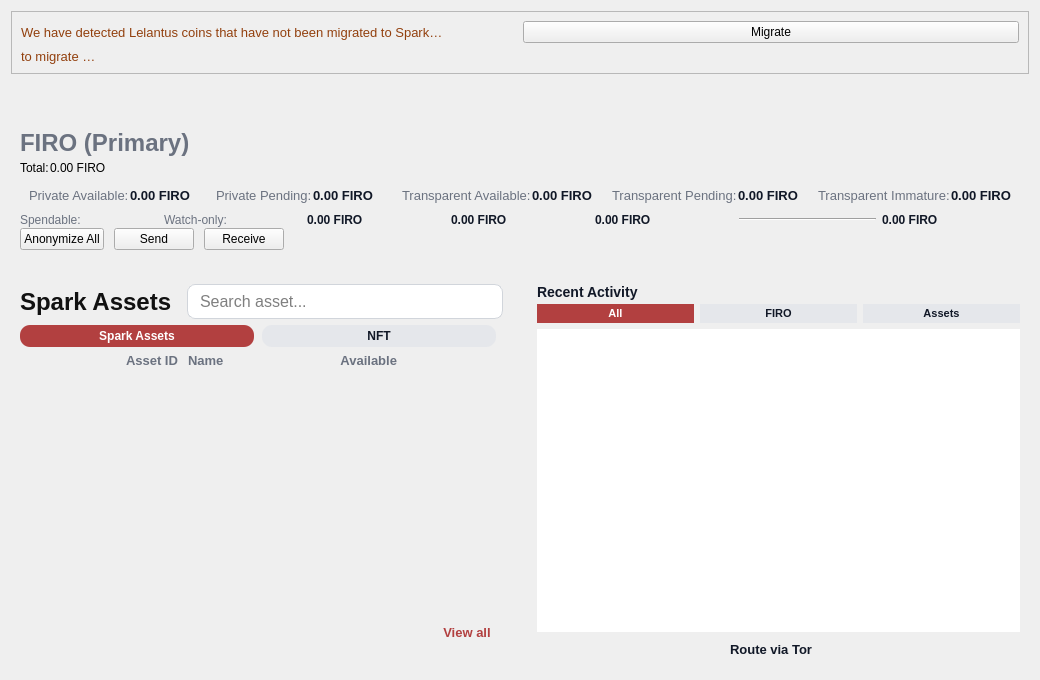
firoorg/firo, file src/qt/forms/overviewpage.ui: the form before one commit.
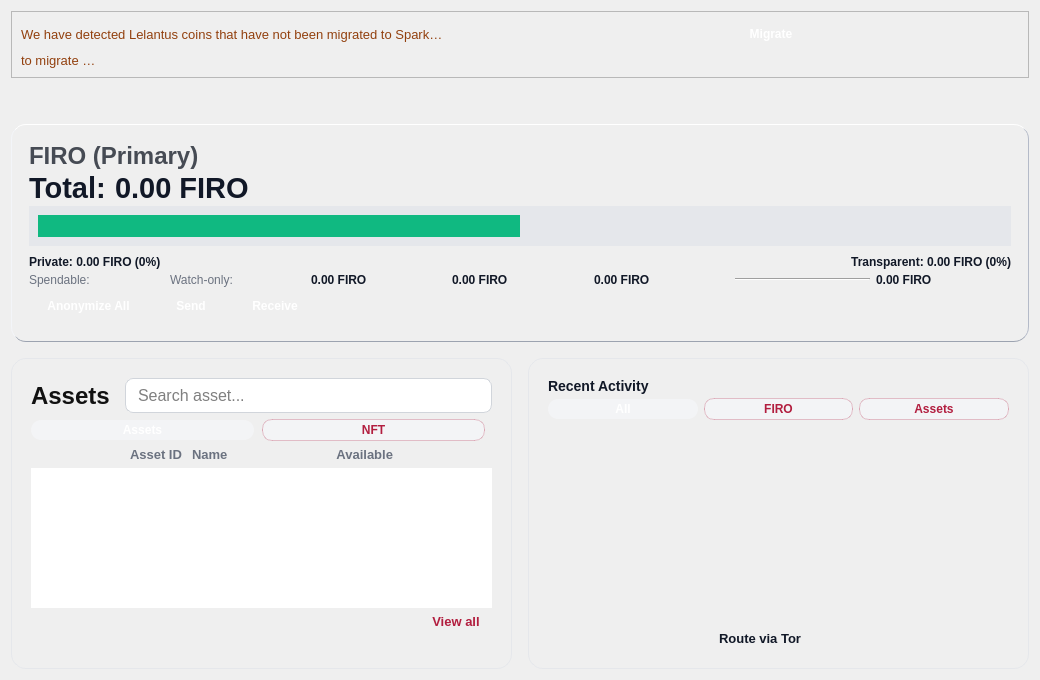
The form after the commit.

Commit message: UI modernisation and assets interface

Patch:
```diff
--- a/src/qt/forms/overviewpage.ui
+++ b/src/qt/forms/overviewpage.ui
@@ -36,6 +36,35 @@
         <item>
          <widget class="QPushButton" name="migrateButton">
           <property name="text"><string>Migrate</string></property>
+          <property name="cursor">
+           <cursorShape>PointingHandCursor</cursorShape>
+          </property>
+          <property name="styleSheet">
+           <string notr="true">QPushButton {
+    color: #FFFFFF;
+    font-weight: 600;
+    border: none;
+    border-radius: 12px;
+    padding: 6px 18px;
+    background: qlineargradient(x1:0, y1:0, x2:0, y2:1,
+                                stop:0 #C62839,
+                                stop:1 #7A1736);
+}
+QPushButton:hover {
+    background: qlineargradient(x1:0, y1:0, x2:0, y2:1,
+                                stop:0 #D23245,
+                                stop:1 #7A1736);
+}
+QPushButton:pressed {
+    background: qlineargradient(x1:0, y1:0, x2:0, y2:1,
+                                stop:0 #9F1E34,
+                                stop:1 #6A132E);
+}
+QPushButton:disabled {
+    background: #F3F4F6;
+    color: #9CA3AF;
+}</string>
+          </property>
          </widget>
         </item>
        </layout>
@@ -64,6 +93,22 @@
      <property name="verticalSpacing"><number>16</number></property>
      <item row="0" column="0" colspan="2">
       <widget class="QFrame" name="balancesCard">
+       <property name="styleSheet">
+          <string notr="true">
+            QFrame#balancesCard {
+              background: qlineargradient(x1:0, y1:0, x2:0, y2:1,
+                stop:0 #FBFCFE,
+                stop:0.35 #FFFFFF,
+                stop:1 #EEF1F6);
+              border-radius: 15px;
+              border-top: 1px solid #FFFFFF;
+              border-left: 1px solid #F3F5F9;
+              border-right: 1px solid #B4BAC8;
+              border-bottom: 1px solid #9CA3B0;
+              padding: 8px;
+            }
+          </string>
+       </property>
        <layout class="QVBoxLayout" name="balancesCardLayout">
         <property name="spacing"><number>1</number></property>
         <item>
@@ -74,7 +119,7 @@
               <string notr="true">
                 QLabel {
                     background: transparent;
-                    color: #6B7280;
+                    color: rgb(70, 75, 84);
                     font-size: 18pt;
                     font-weight: 700;
                 }
@@ -86,14 +131,20 @@
          <layout class="QHBoxLayout" name="totalLayout">
           <item>
            <widget class="QLabel" name="labelTotalText">
-            <property name="text"><string>Total:</string></property>
+            <property name="text"><string>Total: </string></property>
             <property name="alignment"><set>Qt::AlignLeft|Qt::AlignVCenter</set></property>
+            <property name="styleSheet">
+             <string notr="true">QLabel { font-size: 22pt; font-weight: 700; color: #111827; }</string>
+            </property>
            </widget>
           </item>
           <item>
            <widget class="QLabel" name="labelTotal">
             <property name="text"><string>0.00 FIRO</string></property>
             <property name="alignment"><set>Qt::AlignLeft|Qt::AlignVCenter</set></property>
+            <property name="styleSheet">
+             <string notr="true">QLabel { font-size: 22pt; font-weight: 700; color: #111827; }</string>
+            </property>
            </widget>
           </item>
           <item>
@@ -105,104 +156,74 @@
          </layout>
         </item>
         <item>
-        <layout class="QHBoxLayout" name="miniBalancesRow">
-          <property name="spacing"><number>2</number></property>
+         <layout class="QVBoxLayout" name="privateTransparentBarLayout">
+          <property name="spacing"><number>6</number></property>
           <item>
-          <widget class="QFrame" name="framePrivateAvailable">
-            <layout class="QHBoxLayout" name="layoutPrivateAvailable">
-            <property name="spacing"><number>1</number></property>
-            <item>
-              <widget class="QLabel" name="labelPrivateAvailableTitle">
-              <property name="text"><string>Private Available:</string></property>
-              <property name="styleSheet"><string>color:#6B7280; font-size:13px;</string></property>
+           <widget class="QFrame" name="privateTransparentBarFrame">
+            <property name="frameShape"><enum>QFrame::NoFrame</enum></property>
+            <property name="styleSheet">
+             <string notr="true">
+              QFrame#privateTransparentBarFrame { background-color: #E5E7EB; border-radius: 999px; min-height: 22px; }
+              QFrame#privateBarSegment { 
+                background: qlineargradient(x1: 0, y1: 0, x2: 1, y2: 0,
+                                             stop:0 #057A2F,
+                                             stop:1 #34D399);
+                background-color: #10B981;
+                border-radius: 999px; min-height: 22px; 
+              }
+              QFrame#transparentBarSegment { background-color: transparent; border-radius: 999px; min-height: 22px; }
+             </string>
+            </property>
+            <layout class="QHBoxLayout" name="privateTransparentBarSegmentsLayout">
+             <property name="spacing"><number>0</number></property>
+             <item>
+              <widget class="QFrame" name="privateBarSegment">
+               <property name="frameShape"><enum>QFrame::NoFrame</enum></property>
               </widget>
-            </item>
-            <item>
-              <widget class="QLabel" name="labelPrivateAvailableText">
-              <property name="text"><string>0.00 FIRO</string></property>
-              <property name="styleSheet"><string>color:#111827; font-weight:600; font-size:13px;</string></property>
+             </item>
+             <item>
+              <widget class="QFrame" name="transparentBarSegment">
+               <property name="frameShape"><enum>QFrame::NoFrame</enum></property>
               </widget>
-            </item>
+             </item>
             </layout>
-          </widget>
+           </widget>
           </item>
+        <item>
+         <layout class="QHBoxLayout" name="privateTransparentSplitRow">
+          <property name="spacing"><number>0</number></property>
+          <property name="leftMargin"><number>0</number></property>
+          <property name="topMargin"><number>0</number></property>
+          <property name="rightMargin"><number>0</number></property>
+          <property name="bottomMargin"><number>0</number></property>
           <item>
-          <widget class="QFrame" name="framePrivatePending">
-            <layout class="QHBoxLayout" name="layoutPrivatePending">
-            <property name="spacing"><number>1</number></property>
-            <item>
-              <widget class="QLabel" name="labelPrivatePendingTitle">
-              <property name="text"><string>Private Pending:</string></property>
-              <property name="styleSheet"><string>color:#6B7280; font-size:13px;</string></property>
-              </widget>
-            </item>
-            <item>
-              <widget class="QLabel" name="labelPrivatePendingText">
-              <property name="text"><string>0.00 FIRO</string></property>
-              <property name="styleSheet"><string>color:#111827; font-weight:600; font-size:13px;</string></property>
-              </widget>
-            </item>
-            </layout>
-          </widget>
+           <widget class="QLabel" name="labelPrivateSplit">
+            <property name="text"><string>Private: 0.00 FIRO (0%)</string></property>
+            <property name="alignment"><set>Qt::AlignLeft|Qt::AlignVCenter</set></property>
+            <property name="styleSheet">
+             <string notr="true">QLabel { background: transparent; border: none; color: #111827; font-weight: 700; font-size: 12px; }</string>
+            </property>
+           </widget>
           </item>
           <item>
-          <widget class="QFrame" name="frameTransparentAvailable">
-            <layout class="QHBoxLayout" name="layoutTransparentAvailable">
-            <property name="spacing"><number>1</number></property>
-            <item>
-              <widget class="QLabel" name="labelTransparentAvailableTitle">
-              <property name="text"><string>Transparent Available:</string></property>
-              <property name="styleSheet"><string>color:#6B7280; font-size:13px;</string></property>
-              </widget>
-            </item>
-            <item>
-              <widget class="QLabel" name="labelTransparentAvailableText">
-              <property name="text"><string>0.00 FIRO</string></property>
-              <property name="styleSheet"><string>color:#111827; font-weight:600; font-size:13px;</string></property>
-              </widget>
-            </item>
-            </layout>
-          </widget>
+           <spacer name="privateTransparentSplitSpacer">
+            <property name="orientation"><enum>Qt::Horizontal</enum></property>
+            <property name="sizeHint"><size><width>10</width><height>20</height></size></property>
+           </spacer>
           </item>
           <item>
-          <widget class="QFrame" name="frameTransparentPending">
-            <layout class="QHBoxLayout" name="layoutTransparentPending">
-            <property name="spacing"><number>1</number></property>
-            <item>
-              <widget class="QLabel" name="labelTransparentPendingTitle">
-              <property name="text"><string>Transparent Pending:</string></property>
-              <property name="styleSheet"><string>color:#6B7280; font-size:13px;</string></property>
-              </widget>
-            </item>
-            <item>
-              <widget class="QLabel" name="labelTransparentPendingText">
-              <property name="text"><string>0.00 FIRO</string></property>
-              <property name="styleSheet"><string>color:#111827; font-weight:600; font-size:13px;</string></property>
-              </widget>
-            </item>
-            </layout>
-          </widget>
+           <widget class="QLabel" name="labelTransparentSplit">
+            <property name="text"><string>Transparent: 0.00 FIRO (0%)</string></property>
+            <property name="alignment"><set>Qt::AlignRight|Qt::AlignVCenter</set></property>
+            <property name="autoFillBackground">
+             <bool>false</bool>
+            </property>
+            <property name="styleSheet"><string notr="true">QLabel#labelTransparentSplit { background: transparent; border: none; padding: 0; margin: 0; color: #111827; font-weight: 600; font-size: 12px; }</string></property>
+           </widget>
           </item>
-          <item>
-          <widget class="QFrame" name="frameTransparentImmature">
-            <layout class="QHBoxLayout" name="layoutTransparentImmature">
-            <property name="spacing"><number>1</number></property>
-            <item>
-              <widget class="QLabel" name="labelTransparentImmatureTitle">
-              <property name="text"><string>Transparent Immature:</string></property>
-              <property name="styleSheet"><string>color:#6B7280; font-size:13px;</string></property>
-              </widget>
-            </item>
-            <item>
-              <widget class="QLabel" name="labelTransparentImmatureText">
-              <property name="text"><string>0.00 FIRO</string></property>
-              <property name="styleSheet"><string>color:#111827; font-weight:600; font-size:13px;</string></property>
-              </widget>
-            </item>
-            </layout>
-          </widget>
-          </item>
-        </layout>
+         </layout>
+        </item>
+         </layout>
         </item>
         <item>
           <layout class="QHBoxLayout" name="watchOnlyRow">
@@ -256,18 +277,114 @@
           <item>
            <widget class="QPushButton" name="anonymizeButton">
             <property name="text"><string>Anonymize All</string></property>
+            <property name="cursor">
+             <cursorShape>PointingHandCursor</cursorShape>
+            </property>
+            <property name="minimumSize">
+             <size><width>0</width><height>36</height></size>
+            </property>
+            <property name="styleSheet">
+             <string notr="true">QPushButton {
+    color: #FFFFFF;
+    font-weight: 600;
+    border: none;
+    border-radius: 12px;
+    padding: 6px 18px;
+    background: qlineargradient(x1:0, y1:0, x2:0, y2:1,
+                                stop:0 #C62839,
+                                stop:1 #7A1736);
+}
+QPushButton:hover {
+    background: qlineargradient(x1:0, y1:0, x2:0, y2:1,
+                                stop:0 #D23245,
+                                stop:1 #7A1736);
+}
+QPushButton:pressed {
+    background: qlineargradient(x1:0, y1:0, x2:0, y2:1,
+                                stop:0 #9F1E34,
+                                stop:1 #6A132E);
+}
+QPushButton:disabled {
+    background: #F3F4F6;
+    color: #9CA3AF;
+}</string>
+            </property>
            </widget>
           </item>
           <item>
            <widget class="QPushButton" name="sendButton">
             <property name="objectName"><string>secondaryButton</string></property>
             <property name="text"><string>Send</string></property>
+            <property name="cursor">
+             <cursorShape>PointingHandCursor</cursorShape>
+            </property>
+            <property name="minimumSize">
+             <size><width>0</width><height>36</height></size>
+            </property>
+            <property name="styleSheet">
+             <string notr="true">QPushButton {
+    color: #FFFFFF;
+    font-weight: 600;
+    border: none;
+    border-radius: 12px;
+    padding: 6px 18px;
+    background: qlineargradient(x1:0, y1:0, x2:0, y2:1,
+                                stop:0 #C62839,
+                                stop:1 #7A1736);
+}
+QPushButton:hover {
+    background: qlineargradient(x1:0, y1:0, x2:0, y2:1,
+                                stop:0 #D23245,
+                                stop:1 #7A1736);
+}
+QPushButton:pressed {
+    background: qlineargradient(x1:0, y1:0, x2:0, y2:1,
+                                stop:0 #9F1E34,
+                                stop:1 #6A132E);
+}
+QPushButton:disabled {
+    background: #F3F4F6;
+    color: #9CA3AF;
+}</string>
+            </property>
            </widget>
           </item>
           <item>
            <widget class="QPushButton" name="receiveButton">
             <property name="objectName"><string>secondaryButton</string></property>
             <property name="text"><string>Receive</string></property>
+            <property name="cursor">
+             <cursorShape>PointingHandCursor</cursorShape>
+            </property>
+            <property name="minimumSize">
+             <size><width>0</width><height>36</height></size>
+            </property>
+            <property name="styleSheet">
+             <string notr="true">QPushButton {
+    color: #FFFFFF;
+    font-weight: 600;
+    border: none;
+    border-radius: 12px;
+    padding: 6px 18px;
+    background: qlineargradient(x1:0, y1:0, x2:0, y2:1,
+                                stop:0 #C62839,
+                                stop:1 #7A1736);
+}
+QPushButton:hover {
+    background: qlineargradient(x1:0, y1:0, x2:0, y2:1,
+                                stop:0 #D23245,
+                                stop:1 #7A1736);
+}
+QPushButton:pressed {
+    background: qlineargradient(x1:0, y1:0, x2:0, y2:1,
+                                stop:0 #9F1E34,
+                                stop:1 #6A132E);
+}
+QPushButton:disabled {
+    background: #F3F4F6;
+    color: #9CA3AF;
+}</string>
+            </property>
            </widget>
           </item>
           <item>
@@ -283,13 +400,26 @@
      </item>
      <item row="1" column="0">
       <widget class="QFrame" name="sparkCard">
+       <property name="maximumSize">
+        <size><width>16777215</width><height>510</height></size>
+       </property>
+       <property name="styleSheet">
+        <string notr="true">QFrame#sparkCard {
+    background: qlineargradient(x1:0, y1:0, x2:0, y2:1,
+                                stop:0 #FFFFFF,
+                                stop:1 #F3F4F6);
+    border-radius: 15px;
+    border: 1px solid #E5E7EB;
+    padding: 10px;
+}</string>
+       </property>
        <layout class="QVBoxLayout" name="sparkCardLayout">
         <item>
           <layout class="QHBoxLayout" name="sparkHeaderRow">
           <property name="spacing"><number>8</number></property>
           <item>
             <widget class="QLabel" name="labelSparkAssets">
-          <property name="text"><string>Spark Assets</string></property>
+          <property name="text"><string>Assets</string></property>
           <property name="styleSheet">
             <string notr="true">
             QLabel#labelSparkAssets {
@@ -336,26 +466,35 @@
               <widget class="QPushButton" name="btnTabSpark">
                 <property name="checkable"><bool>true</bool></property>
                 <property name="checked"><bool>true</bool></property>
-                <property name="text"><string>Spark Assets</string></property>
+                <property name="text"><string>Assets</string></property>
+                <property name="cursor">
+                 <cursorShape>PointingHandCursor</cursorShape>
+                </property>
                 <property name="styleSheet">
-                  <string notr="true">
-                    QPushButton {
-                      background-color: #B24040;
-                      color: #FFFFFF;
-                      border: none;
-                      border-radius: 10px;
-                      padding: 4px 14px;
-                      font-weight: 600;
-                      font-size: 9pt;
-                    }
-                    QPushButton:hover {
-                      background-color: #993333;
-                    }
-                    QPushButton:checked {
-                      background-color: #B24040;
-                      color: #FFFFFF;
-                    }
-                  </string>
+                  <string notr="true">QPushButton {
+    color: #B21E3F;
+    font-weight: 600;
+    border-radius: 10px;
+    padding: 3px 14px;
+    background: #F3F4F6;
+    border: 1px solid rgba(178, 30, 63, 0.25);
+}
+QPushButton:hover {
+    background: rgba(254, 226, 226, 180);
+    border: 1px solid rgba(178, 30, 63, 0.35);
+}
+QPushButton:checked {
+    color: #FFFFFF;
+    background: qlineargradient(x1:0, y1:0, x2:0, y2:1,
+                                stop:0 #C62839,
+                                stop:1 #7A1736);
+    border: none;
+}
+QPushButton:checked:hover {
+    background: qlineargradient(x1:0, y1:0, x2:0, y2:1,
+                                stop:0 #D23245,
+                                stop:1 #7A1736);
+}</string>
                 </property>
               </widget>
             </item>
@@ -364,24 +503,30 @@
                 <property name="checkable"><bool>true</bool></property>
                 <property name="text"><string>NFT</string></property>
                 <property name="styleSheet">
-                  <string notr="true">
-                    QPushButton {
-                      background-color: #E5E7EB;
-                      color: #111827;
-                      border: none;
-                      border-radius: 10px;
-                      padding: 4px 14px;
-                      font-weight: 600;
-                      font-size: 9pt;
-                    }
-                    QPushButton:hover {
-                      background-color: #D1D5DB;
-                    }
-                    QPushButton:checked {
-                      background-color: #B24040;
-                      color: #FFFFFF;
-                    }
-                  </string>
+                  <string notr="true">QPushButton {
+    color: #B21E3F;
+    font-weight: 600;
+    border-radius: 10px;
+    padding: 3px 14px;
+    background: #F3F4F6;
+    border: 1px solid rgba(178, 30, 63, 0.25);
+}
+QPushButton:hover {
+    background: rgba(254, 226, 226, 180);
+    border: 1px solid rgba(178, 30, 63, 0.35);
+}
+QPushButton:checked {
+    color: #FFFFFF;
+    background: qlineargradient(x1:0, y1:0, x2:0, y2:1,
+                                stop:0 #C62839,
+                                stop:1 #7A1736);
+    border: none;
+}
+QPushButton:checked:hover {
+    background: qlineargradient(x1:0, y1:0, x2:0, y2:1,
+                                stop:0 #D23245,
+                                stop:1 #7A1736);
+}</string>
                 </property>
               </widget>
             </item>
@@ -404,8 +549,8 @@
             </property>
             <property name="sizeHint">
               <size>
-                <width>60</width>
-                <height>10</height>
+                <width>0</width>
+                <height>0</height>
               </size>
             </property>
           </spacer>
@@ -459,8 +604,8 @@
             </property>
             <property name="sizeHint">
               <size>
-                <width>40</width>
-                <height>10</height>
+                <width>0</width>
+                <height>0</height>
               </size>
             </property>
           </spacer>
@@ -493,8 +638,8 @@
             </property>
             <property name="sizeHint">
               <size>
-                <width>40</width>
-                <height>10</height>
+                <width>0</width>
+                <height>0</height>
               </size>
             </property>
           </spacer>
@@ -504,33 +649,37 @@
         <item>
           <widget class="QStackedWidget" name="sparkContentStack">
             <widget class="QWidget" name="pageSparkAssets">
+              <property name="styleSheet">
+               <string notr="true">QWidget#pageSparkAssets { background: #FFFFFF; border: none; outline: none; margin: 0; padding: 0; }</string>
+              </property>
               <layout class="QVBoxLayout" name="sparkAssetsLayout">
                 <property name="spacing"><number>4</number></property>
                 <item>
-                  <widget class="QScrollArea" name="scrollSparkAssets">
-                    <property name="widgetResizable"><bool>true</bool></property>
-                    <property name="frameShape"><enum>QFrame::NoFrame</enum></property>
+                  <widget class="QWidget" name="scrollWidgetSparkAssets">
+                    <property name="sizePolicy">
+                     <sizepolicy hsizetype="Expanding" vsizetype="Minimum">
+                      <horstretch>0</horstretch>
+                      <verstretch>0</verstretch>
+                     </sizepolicy>
+                    </property>
                     <property name="styleSheet">
                       <string notr="true">
-                        QScrollArea {
-                          background: transparent;
-                          border: none;
-                        }
-                        QScrollArea > QWidget > QWidget {
-                          background: #FFFFFF;
-                          border: none;
-                        }
                         QWidget#scrollWidgetSparkAssets {
                           background: #FFFFFF;
                           border: none;
                         }
                       </string>
+                    </property>
+                    <layout class="QVBoxLayout" name="layoutSparkAssetsList">
+                      <property name="spacing"><number>12</number></property>
+                      <property name="leftMargin"><number>8</number></property>
+                      <property name="topMargin"><number>10</number></property>
+                      <property name="rightMargin"><number>8</number></property>
+                      <property name="bottomMargin"><number>10</number></property>
+                      <property name="alignment">
+                       <set>Qt::AlignLeading|Qt::AlignTop</set>
                       </property>
-                    <widget class="QWidget" name="scrollWidgetSparkAssets">
-                      <layout class="QVBoxLayout" name="layoutSparkAssetsList">
-                        <property name="spacing"><number>4</number></property>
-                      </layout>
-                    </widget>
+                    </layout>
                   </widget>
                 </item>
               </layout>
@@ -571,22 +720,20 @@
                 <cursorShape>PointingHandCursor</cursorShape>
               </property>
               <property name="styleSheet">
-                <string notr="true">
-                  QPushButton {
-                    background: transparent;
-                    border: none;
-                    color: #B24040;
-                    font-size: 10pt;
-                    font-weight: 600;
-                    text-decoration: none;
-                    padding: 0;
-                    margin-right: 12px;
-                  }
-                  QPushButton:hover {
-                    color: #993333;
-                    text-decoration: underline;
-                  }
-                </string>
+                <string notr="true">QPushButton {
+    background: transparent;
+    border: none;
+    color: #B21E3F;
+    font-size: 10pt;
+    font-weight: 600;
+    padding: 0;
+    margin-right: 12px;
+    text-decoration: none;
+}
+QPushButton:hover {
+    color: #9F1E34;
+    text-decoration: underline;
+}</string>
               </property>
             </widget>
           </item>
@@ -608,6 +755,19 @@
      </item>
    <item row="1" column="1">
       <widget class="QFrame" name="activityCard">
+       <property name="maximumSize">
+        <size><width>16777215</width><height>510</height></size>
+       </property>
+       <property name="styleSheet">
+        <string notr="true">QFrame#activityCard {
+    background: qlineargradient(x1:0, y1:0, x2:0, y2:1,
+                                stop:0 #FFFFFF,
+                                stop:1 #F3F4F6);
+    border-radius: 15px;
+    border: 1px solid #E5E7EB;
+    padding: 10px;
+}</string>
+       </property>
         <layout class="QVBoxLayout" name="activityCardLayout">
     <item>
       <layout class="QVBoxLayout" name="recentHeaderLayout">
@@ -634,22 +794,30 @@
                 <property name="checked"><bool>true</bool></property>
                 <property name="text"><string>All</string></property>
                 <property name="styleSheet">
-                  <string notr="true">
-                    QPushButton {
-                      background-color: #B24040;
-                      color: #FFFFFF;
-                      border: none;
-                      border-radius: 10px;
-                      font-size: 8pt;
-                      font-weight: 600;
-                      padding: 3px 10px;
-                    }
-                    QPushButton:hover { background-color: #993333; }
-                    QPushButton:checked {
-                      background-color: #B24040;
-                      color: #FFFFFF;
-                    }
-                  </string>
+                  <string notr="true">QPushButton {
+    color: #B21E3F;
+    font-weight: 600;
+    border-radius: 10px;
+    padding: 3px 14px;
+    background: #F3F4F6;
+    border: 1px solid rgba(178, 30, 63, 0.25);
+}
+QPushButton:hover {
+    background: rgba(254, 226, 226, 180);
+    border: 1px solid rgba(178, 30, 63, 0.35);
+}
+QPushButton:checked {
+    color: #FFFFFF;
+    background: qlineargradient(x1:0, y1:0, x2:0, y2:1,
+                                stop:0 #C62839,
+                                stop:1 #7A1736);
+    border: none;
+}
+QPushButton:checked:hover {
+    background: qlineargradient(x1:0, y1:0, x2:0, y2:1,
+                                stop:0 #D23245,
+                                stop:1 #7A1736);
+}</string>
                 </property>
               </widget>
             </item>
@@ -658,22 +826,30 @@
                 <property name="checkable"><bool>true</bool></property>
                 <property name="text"><string>FIRO</string></property>
                 <property name="styleSheet">
-                  <string notr="true">
-                    QPushButton {
-                      background-color: #E5E7EB;
-                      color: #111827;
-                      border: none;
-                      border-radius: 12px;
-                      font-size: 8pt;
-                      font-weight: 600;
-                      padding: 3px 12px;
-                    }
-                    QPushButton:hover { background-color: #D1D5DB; }
-                    QPushButton:checked {
-                      background-color: #B24040;
-                      color: #FFFFFF;
-                    }
-                  </string>
+                  <string notr="true">QPushButton {
+    color: #B21E3F;
+    font-weight: 600;
+    border-radius: 10px;
+    padding: 3px 14px;
+    background: #F3F4F6;
+    border: 1px solid rgba(178, 30, 63, 0.25);
+}
+QPushButton:hover {
+    background: rgba(254, 226, 226, 180);
+    border: 1px solid rgba(178, 30, 63, 0.35);
+}
+QPushButton:checked {
+    color: #FFFFFF;
+    background: qlineargradient(x1:0, y1:0, x2:0, y2:1,
+                                stop:0 #C62839,
+                                stop:1 #7A1736);
+    border: none;
+}
+QPushButton:checked:hover {
+    background: qlineargradient(x1:0, y1:0, x2:0, y2:1,
+                                stop:0 #D23245,
+                                stop:1 #7A1736);
+}</string>
                 </property>
               </widget>
             </item>
@@ -682,22 +858,30 @@
                 <property name="checkable"><bool>true</bool></property>
                 <property name="text"><string>Assets</string></property>
                 <property name="styleSheet">
-                  <string notr="true">
-                    QPushButton {
-                      background-color: #E5E7EB;
-                      color: #111827;
-                      border: none;
-                      border-radius: 12px;
-                      font-size: 8pt;
-                      font-weight: 600;
-                      padding: 3px 12px;
-                    }
-                    QPushButton:hover { background-color: #D1D5DB; }
-                    QPushButton:checked {
-                      background-color: #B24040;
-                      color: #FFFFFF;
-                    }
-                  </string>
+                  <string notr="true">QPushButton {
+    color: #B21E3F;
+    font-weight: 600;
+    border-radius: 10px;
+    padding: 3px 14px;
+    background: #F3F4F6;
+    border: 1px solid rgba(178, 30, 63, 0.25);
+}
+QPushButton:hover {
+    background: rgba(254, 226, 226, 180);
+    border: 1px solid rgba(178, 30, 63, 0.35);
+}
+QPushButton:checked {
+    color: #FFFFFF;
+    background: qlineargradient(x1:0, y1:0, x2:0, y2:1,
+                                stop:0 #C62839,
+                                stop:1 #7A1736);
+    border: none;
+}
+QPushButton:checked:hover {
+    background: qlineargradient(x1:0, y1:0, x2:0, y2:1,
+                                stop:0 #D23245,
+                                stop:1 #7A1736);
+}</string>
                 </property>
               </widget>
             </item>
@@ -710,9 +894,15 @@
           <property name="styleSheet">
             <string notr="true">
               QListView, QListView::viewport {
-                  background: #FFFFFF;
+                  background: transparent;
                   border: none;
               }
+              QListView::item:selected {
+                  background: transparent;
+              }
+              QListView::item:hover {
+                  background: transparent;
+              }
             </string>
           </property>
         </widget>
```
Left out of the diff: 27 changed lines with no effect on the pictures. The commit also changes 50 other files.
